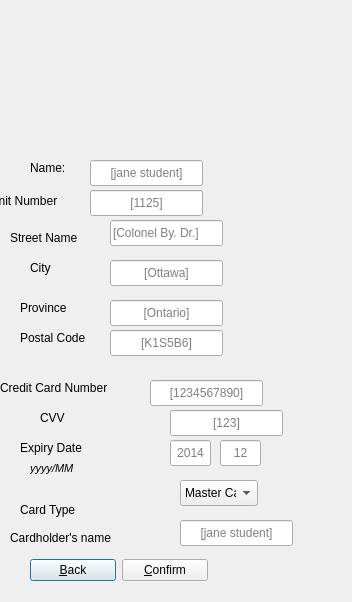
Above: D4_TeamJava/cuTPS_gui/CheckoutFormDialog.ui from AnkushVarshneya/CUTPS before the change. Below: the same form after it.
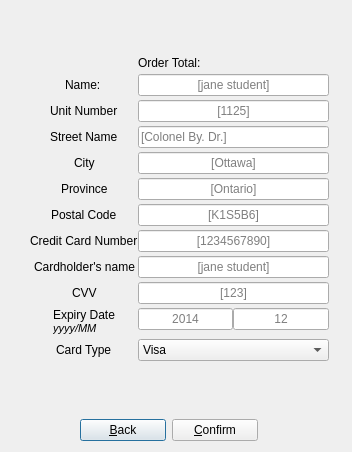
That is the form after the change.

```diff
--- a/D4_TeamJava/cuTPS_gui/CheckoutFormDialog.ui
+++ b/D4_TeamJava/cuTPS_gui/CheckoutFormDialog.ui
@@ -7,17 +7,23 @@
     <x>0</x>
     <y>0</y>
     <width>352</width>
-    <height>602</height>
+    <height>452</height>
    </rect>
   </property>
+  <property name="sizePolicy">
+   <sizepolicy hsizetype="MinimumExpanding" vsizetype="MinimumExpanding">
+    <horstretch>0</horstretch>
+    <verstretch>0</verstretch>
+   </sizepolicy>
+  </property>
   <property name="windowTitle">
    <string>Dialog</string>
   </property>
   <widget class="QWidget" name="horizontalLayoutWidget">
    <property name="geometry">
     <rect>
-     <x>30</x>
-     <y>550</y>
+     <x>80</x>
+     <y>410</y>
      <width>178</width>
      <height>41</height>
     </rect>
@@ -42,36 +48,37 @@
   <widget class="QWidget" name="formLayoutWidget">
    <property name="geometry">
     <rect>
-     <x>10</x>
-     <y>10</y>
-     <width>211</width>
-     <height>131</height>
+     <x>30</x>
+     <y>20</y>
+     <width>299</width>
+     <height>377</height>
     </rect>
    </property>
-   <layout class="QFormLayout" name="formLayout"/>
-  </widget>
+   <layout class="QFormLayout" name="formLayout">
+    <property name="fieldGrowthPolicy">
+     <enum>QFormLayout::AllNonFixedFieldsGrow</enum>
+    </property>
+    <property name="labelAlignment">
+     <set>Qt::AlignCenter</set>
+    </property>
+    <property name="formAlignment">
+     <set>Qt::AlignCenter</set>
+    </property>
+    <property name="horizontalSpacing">
+     <number>0</number>
+    </property>
+    <property name="verticalSpacing">
+     <number>4</number>
+    </property>
+    <item row="1" column="0">
   <widget class="QLabel" name="nameLabel">
-   <property name="geometry">
-    <rect>
-     <x>30</x>
-     <y>160</y>
-     <width>58</width>
-     <height>16</height>
-    </rect>
-   </property>
    <property name="text">
     <string>Name: </string>
    </property>
   </widget>
+    </item>
+    <item row="1" column="1">
   <widget class="QLineEdit" name="nameLineEdit">
-   <property name="geometry">
-    <rect>
-     <x>90</x>
-     <y>160</y>
-     <width>113</width>
-     <height>26</height>
-    </rect>
-   </property>
    <property name="alignment">
     <set>Qt::AlignCenter</set>
    </property>
@@ -82,28 +89,16 @@
     <enum>Qt::VisualMoveStyle</enum>
    </property>
   </widget>
+    </item>
+    <item row="2" column="0">
   <widget class="QLabel" name="unitNumberLabel">
-   <property name="geometry">
-    <rect>
-     <x>-10</x>
-     <y>190</y>
-     <width>101</width>
-     <height>21</height>
-    </rect>
-   </property>
    <property name="text">
     <string>Unit Number</string>
    </property>
   </widget>
+    </item>
+    <item row="2" column="1">
   <widget class="QLineEdit" name="unitNumberLineEdit">
-   <property name="geometry">
-    <rect>
-     <x>90</x>
-     <y>190</y>
-     <width>113</width>
-     <height>26</height>
-    </rect>
-   </property>
    <property name="alignment">
     <set>Qt::AlignCenter</set>
    </property>
@@ -111,54 +106,30 @@
     <string>[1125]</string>
    </property>
   </widget>
+    </item>
+    <item row="3" column="0">
   <widget class="QLabel" name="streetNameLabel">
-   <property name="geometry">
-    <rect>
-     <x>10</x>
-     <y>230</y>
-     <width>91</width>
-     <height>16</height>
-    </rect>
-   </property>
    <property name="text">
     <string>Street Name</string>
    </property>
   </widget>
+    </item>
+    <item row="3" column="1">
   <widget class="QLineEdit" name="streetNameLineEdit">
-   <property name="geometry">
-    <rect>
-     <x>110</x>
-     <y>220</y>
-     <width>113</width>
-     <height>26</height>
-    </rect>
-   </property>
    <property name="placeholderText">
     <string>[Colonel By. Dr.]</string>
    </property>
   </widget>
+    </item>
+    <item row="4" column="0">
   <widget class="QLabel" name="cityLabel">
-   <property name="geometry">
-    <rect>
-     <x>30</x>
-     <y>260</y>
-     <width>58</width>
-     <height>16</height>
-    </rect>
-   </property>
    <property name="text">
     <string>City</string>
    </property>
   </widget>
+    </item>
+    <item row="4" column="1">
   <widget class="QLineEdit" name="cityLineEdit">
-   <property name="geometry">
-    <rect>
-     <x>110</x>
-     <y>260</y>
-     <width>113</width>
-     <height>26</height>
-    </rect>
-   </property>
    <property name="alignment">
     <set>Qt::AlignCenter</set>
    </property>
@@ -166,41 +137,16 @@
     <string>[Ottawa]</string>
    </property>
   </widget>
+    </item>
+    <item row="5" column="0">
   <widget class="QLabel" name="provinceLabel">
-   <property name="geometry">
-    <rect>
-     <x>20</x>
-     <y>300</y>
-     <width>71</width>
-     <height>16</height>
-    </rect>
-   </property>
    <property name="text">
     <string>Province</string>
    </property>
   </widget>
-  <widget class="QLabel" name="postalCodeLabel">
-   <property name="geometry">
-    <rect>
-     <x>20</x>
-     <y>330</y>
-     <width>91</width>
-     <height>16</height>
-    </rect>
-   </property>
-   <property name="text">
-    <string>Postal Code</string>
-   </property>
-  </widget>
+    </item>
+    <item row="5" column="1">
   <widget class="QLineEdit" name="provinceLineEdit">
-   <property name="geometry">
-    <rect>
-     <x>110</x>
-     <y>300</y>
-     <width>113</width>
-     <height>26</height>
-    </rect>
-   </property>
    <property name="alignment">
     <set>Qt::AlignCenter</set>
    </property>
@@ -208,15 +154,16 @@
     <string>[Ontario]</string>
    </property>
   </widget>
+    </item>
+    <item row="6" column="0">
+     <widget class="QLabel" name="postalCodeLabel">
+      <property name="text">
+       <string>Postal Code</string>
+      </property>
+     </widget>
+    </item>
+    <item row="6" column="1">
   <widget class="QLineEdit" name="postalCodeLineEdit">
-   <property name="geometry">
-    <rect>
-     <x>110</x>
-     <y>330</y>
-     <width>113</width>
-     <height>26</height>
-    </rect>
-   </property>
    <property name="alignment">
     <set>Qt::AlignCenter</set>
    </property>
@@ -224,100 +171,33 @@
     <string>[K1S5B6]</string>
    </property>
   </widget>
+    </item>
+    <item row="7" column="0">
   <widget class="QLabel" name="ccNumberLabel">
-   <property name="geometry">
-    <rect>
-     <x>0</x>
-     <y>380</y>
-     <width>121</width>
-     <height>16</height>
-    </rect>
-   </property>
    <property name="text">
     <string>Credit Card Number</string>
    </property>
   </widget>
-  <widget class="QLabel" name="cvvLabel">
-   <property name="geometry">
-    <rect>
-     <x>40</x>
-     <y>410</y>
-     <width>31</width>
-     <height>16</height>
-    </rect>
-   </property>
-   <property name="text">
-    <string>CVV</string>
-   </property>
-  </widget>
-  <widget class="QLabel" name="expDateLabel">
-   <property name="geometry">
-    <rect>
-     <x>20</x>
-     <y>440</y>
-     <width>101</width>
-     <height>16</height>
-    </rect>
-   </property>
-   <property name="text">
-    <string>Expiry Date</string>
-   </property>
-  </widget>
-  <widget class="QLabel" name="cardTypeLabel">
-   <property name="geometry">
-    <rect>
-     <x>20</x>
-     <y>500</y>
-     <width>81</width>
-     <height>20</height>
-    </rect>
-   </property>
-   <property name="text">
-    <string>Card Type</string>
-   </property>
-  </widget>
-  <widget class="QComboBox" name="cardTypeComboBox">
-   <property name="geometry">
-    <rect>
-     <x>180</x>
-     <y>480</y>
-     <width>78</width>
-     <height>26</height>
-    </rect>
-   </property>
-   <item>
-    <property name="text">
-     <string>Master Card</string>
-    </property>
-   </item>
-   <item>
-    <property name="text">
-     <string>Visa</string>
-    </property>
-   </item>
-  </widget>
+    </item>
+    <item row="7" column="1">
+     <widget class="QLineEdit" name="ccNumberLineEdit">
+      <property name="alignment">
+       <set>Qt::AlignCenter</set>
+      </property>
+      <property name="placeholderText">
+       <string>[1234567890]</string>
+      </property>
+     </widget>
+    </item>
+    <item row="8" column="0">
   <widget class="QLabel" name="cardholderNameLabel">
-   <property name="geometry">
-    <rect>
-     <x>10</x>
-     <y>530</y>
-     <width>121</width>
-     <height>16</height>
-    </rect>
-   </property>
    <property name="text">
     <string>Cardholder's name</string>
    </property>
   </widget>
+    </item>
+    <item row="8" column="1">
   <widget class="QLineEdit" name="cardholderNameLineEdit">
-   <property name="geometry">
-    <rect>
-     <x>180</x>
-     <y>520</y>
-     <width>113</width>
-     <height>26</height>
-    </rect>
-   </property>
    <property name="alignment">
     <set>Qt::AlignCenter</set>
    </property>
@@ -325,31 +205,16 @@
     <string>[jane student]</string>
    </property>
   </widget>
-  <widget class="QLineEdit" name="ccNumberLineEdit">
-   <property name="geometry">
-    <rect>
-     <x>150</x>
-     <y>380</y>
-     <width>113</width>
-     <height>26</height>
-    </rect>
-   </property>
-   <property name="alignment">
-    <set>Qt::AlignCenter</set>
-   </property>
-   <property name="placeholderText">
-    <string>[1234567890]</string>
-   </property>
-  </widget>
+    </item>
+    <item row="9" column="0">
+     <widget class="QLabel" name="cvvLabel">
+      <property name="text">
+       <string>CVV</string>
+      </property>
+     </widget>
+    </item>
+    <item row="9" column="1">
   <widget class="QLineEdit" name="cvvLineEdit">
-   <property name="geometry">
-    <rect>
-     <x>170</x>
-     <y>410</y>
-     <width>113</width>
-     <height>26</height>
-    </rect>
-   </property>
    <property name="alignment">
     <set>Qt::AlignCenter</set>
    </property>
@@ -357,47 +222,21 @@
     <string>[123]</string>
    </property>
   </widget>
-  <widget class="QLineEdit" name="expYearLineEdit">
-   <property name="geometry">
-    <rect>
-     <x>170</x>
-     <y>440</y>
-     <width>41</width>
-     <height>26</height>
-    </rect>
+    </item>
+    <item row="11" column="0">
+     <layout class="QVBoxLayout" name="verticalLayout">
+      <item>
+       <widget class="QLabel" name="expDateLabel">
+        <property name="text">
+         <string>Expiry Date</string>
    </property>
    <property name="alignment">
     <set>Qt::AlignCenter</set>
    </property>
-   <property name="placeholderText">
-    <string>2014</string>
-   </property>
-  </widget>
-  <widget class="QLineEdit" name="expMonthLineEdit">
-   <property name="geometry">
-    <rect>
-     <x>220</x>
-     <y>440</y>
-     <width>41</width>
-     <height>26</height>
-    </rect>
-   </property>
-   <property name="alignment">
-    <set>Qt::AlignCenter</set>
-   </property>
-   <property name="placeholderText">
-    <string>12</string>
-   </property>
-  </widget>
+       </widget>
+      </item>
+      <item>
   <widget class="QLabel" name="expDateFormatLabel">
-   <property name="geometry">
-    <rect>
-     <x>30</x>
-     <y>460</y>
-     <width>58</width>
-     <height>16</height>
-    </rect>
-   </property>
    <property name="font">
     <font>
      <pointsize>8</pointsize>
@@ -407,7 +246,67 @@
    <property name="text">
     <string>yyyy/MM</string>
    </property>
-  </widget>
+        <property name="alignment">
+         <set>Qt::AlignLeading|Qt::AlignLeft|Qt::AlignTop</set>
+        </property>
+       </widget>
+      </item>
+     </layout>
+    </item>
+    <item row="11" column="1">
+     <layout class="QHBoxLayout" name="horizontalLayout_2">
+      <item>
+       <widget class="QLineEdit" name="expYearLineEdit">
+        <property name="alignment">
+         <set>Qt::AlignCenter</set>
+        </property>
+        <property name="placeholderText">
+         <string>2014</string>
+        </property>
+       </widget>
+      </item>
+      <item>
+       <widget class="QLineEdit" name="expMonthLineEdit">
+        <property name="alignment">
+         <set>Qt::AlignCenter</set>
+        </property>
+        <property name="placeholderText">
+         <string>12</string>
+        </property>
+       </widget>
+      </item>
+     </layout>
+    </item>
+    <item row="12" column="0">
+     <widget class="QLabel" name="cardTypeLabel">
+      <property name="text">
+       <string>Card Type</string>
+      </property>
+     </widget>
+    </item>
+    <item row="12" column="1">
+     <widget class="QComboBox" name="cardTypeComboBox">
+      <item>
+       <property name="text">
+        <string>Visa</string>
+       </property>
+      </item>
+     </widget>
+    </item>
+    <item row="0" column="1">
+     <widget class="QLabel" name="orderTotalLabel">
+      <property name="text">
+       <string>Order Total:</string>
+      </property>
+     </widget>
+    </item>
+   </layout>
+  </widget>
+  <zorder>horizontalLayoutWidget</zorder>
+  <zorder>expYearLineEdit</zorder>
+  <zorder>expMonthLineEdit</zorder>
+  <zorder>formLayoutWidget</zorder>
+  <zorder>expDateFormatLabel</zorder>
  </widget>
  <resources/>
  <connections/>
```
Lines whose indentation alone changed are shown as unchanged.
